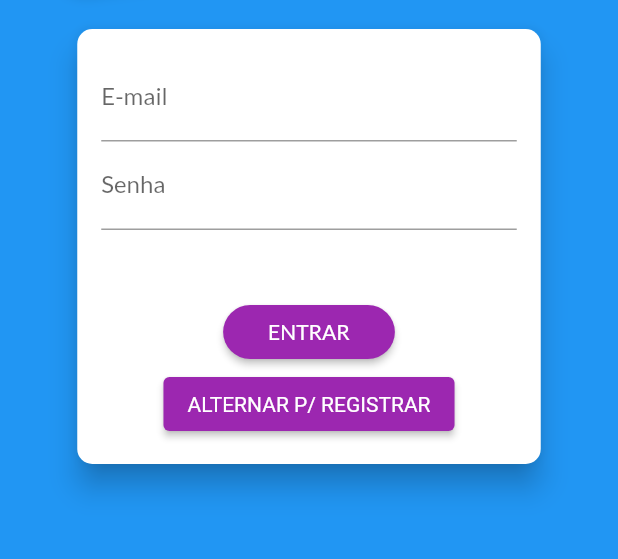
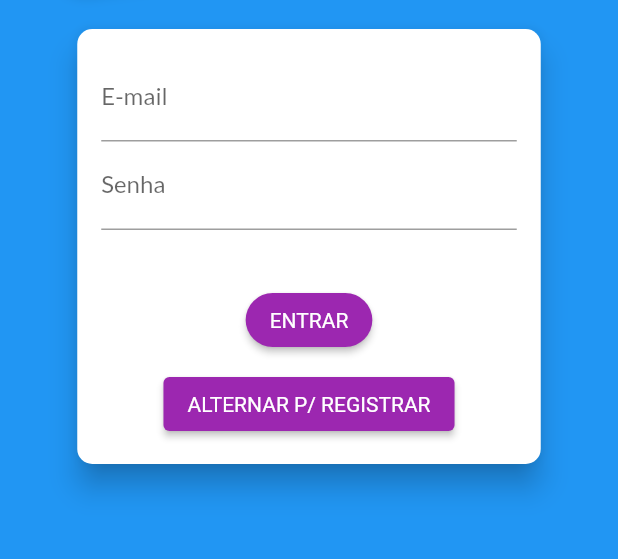
Before and after one commit to JFmaia/shopir, a Flutter app: the screen it shows after launch, on a phone screen of 412 x 824 dp, the part 355-914 px from its top. Run offline on Flutter 3.47's test engine with Material 2 defaults, Android fonts, the phone set to English and light mode, and no system bars.

Commit message:
modified code

```diff
--- a/lib/widgets/auth_card.dart
+++ b/lib/widgets/auth_card.dart
@@ -1,3 +1,4 @@
+import 'package:flutter/cupertino.dart';
 import 'package:flutter/material.dart';
 import 'package:provider/provider.dart';
 import 'package:shop/exceptions/auth_exception.dart';
@@ -153,19 +154,27 @@ class _AuthCardState extends State<AuthCard> {
               if (_isLoading)
                 CircularProgressIndicator()
               else
-                RaisedButton(
-                  shape: RoundedRectangleBorder(
-                    borderRadius: BorderRadius.circular(30),
-                  ),
-                  color: Theme.of(context).primaryColor,
-                  textColor: Theme.of(context).primaryTextTheme.button.color,
-                  padding: EdgeInsets.symmetric(
+                Padding(
+                  padding: const EdgeInsets.symmetric(
                     horizontal: 30,
                     vertical: 8,
                   ),
-                  child: Text(
-                      _authMode == AuthMode.Login ? 'ENTRAR' : 'REGISTRAR'),
-                  onPressed: _submit,
+                  child: ElevatedButton(
+                    style: ButtonStyle(
+                      backgroundColor:
+                          MaterialStateProperty.all<Color>(Colors.purple),
+                      shape: MaterialStateProperty.all<OutlinedBorder>(
+                        RoundedRectangleBorder(
+                          borderRadius: BorderRadius.circular(30),
+                        ),
+                      ),
+                      textStyle: MaterialStateProperty.all<TextStyle>(
+                          TextStyle(color: Colors.purple)),
+                    ),
+                    child: Text(
+                        _authMode == AuthMode.Login ? 'ENTRAR' : 'REGISTRAR'),
+                    onPressed: _submit,
+                  ),
                 ),
               ElevatedButton(
                 child: Text(
```
